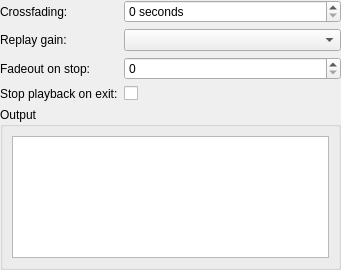
Qt form gui/playbacksettings.ui (polpo/cantata-mac) before a commit.
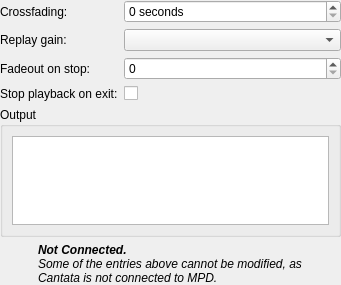
The same form after that commit.

Commit message: Disable MPD config items if not connected to MPD.

Patch:
```diff
--- a/gui/playbacksettings.ui
+++ b/gui/playbacksettings.ui
@@ -7,20 +7,20 @@
     <x>0</x>
     <y>0</y>
     <width>341</width>
-    <height>270</height>
+    <height>285</height>
    </rect>
   </property>
   <property name="windowTitle">
    <string>Form</string>
   </property>
-  <layout class="QVBoxLayout" name="verticalLayout_2">
+  <layout class="QGridLayout" name="gridLayout">
    <property name="margin">
     <number>0</number>
    </property>
-   <item>
+   <item row="0" column="0" colspan="2">
     <layout class="QFormLayout" name="formLayout_2">
      <item row="0" column="0">
-      <widget class="QLabel" name="label_6">
+      <widget class="QLabel" name="crossfadingLabel">
        <property name="text">
         <string>Crossfading:</string>
        </property>
@@ -40,7 +40,7 @@
       </widget>
      </item>
      <item row="1" column="0">
-      <widget class="QLabel" name="label_6a">
+      <widget class="QLabel" name="replayGainLabel">
        <property name="text">
         <string>Replay gain:</string>
        </property>
@@ -80,8 +80,8 @@
      </item>
     </layout>
    </item>
-   <item>
-    <widget class="QGroupBox" name="groupBox">
+   <item row="1" column="0" colspan="2">
+    <widget class="QGroupBox" name="outputFrame">
      <property name="title">
       <string>Output</string>
      </property>
@@ -92,6 +92,41 @@
      </layout>
     </widget>
    </item>
+   <item row="2" column="0">
+    <widget class="QLabel" name="errorIcon">
+     <property name="sizePolicy">
+      <sizepolicy hsizetype="Fixed" vsizetype="Fixed">
+       <horstretch>0</horstretch>
+       <verstretch>0</verstretch>
+      </sizepolicy>
+     </property>
+     <property name="minimumSize">
+      <size>
+       <width>32</width>
+       <height>32</height>
+      </size>
+     </property>
+     <property name="maximumSize">
+      <size>
+       <width>32</width>
+       <height>32</height>
+      </size>
+     </property>
+     <property name="text">
+      <string/>
+     </property>
+    </widget>
+   </item>
+   <item row="2" column="1">
+    <widget class="QLabel" name="errorLabel">
+     <property name="text">
+      <string>&lt;i&gt;&lt;b&gt;Not Connected.&lt;/b&gt;&lt;br/&gt;Some of the entries above cannot be modified, as Cantata is not connected to MPD.&lt;/i&gt;</string>
+     </property>
+     <property name="wordWrap">
+      <bool>true</bool>
+     </property>
+    </widget>
+   </item>
   </layout>
  </widget>
  <resources/>
```
The commit also changes 4 other files.
